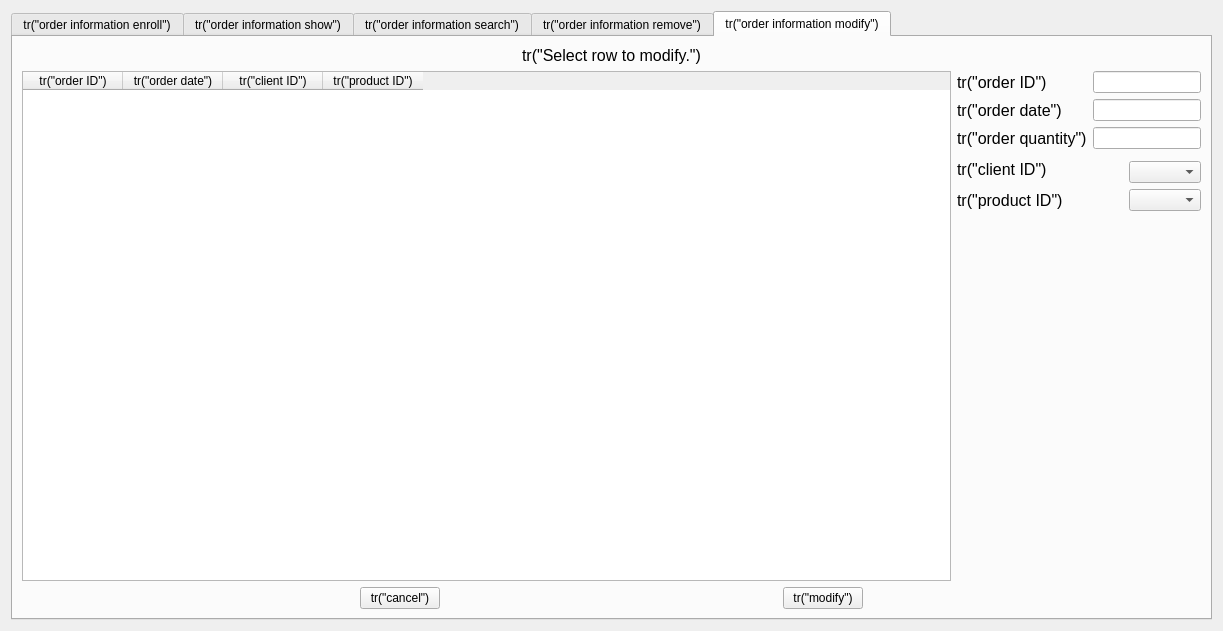
Qt form CSApp/orderhandlerform.ui (ToSaveData/qt_home) before a commit.
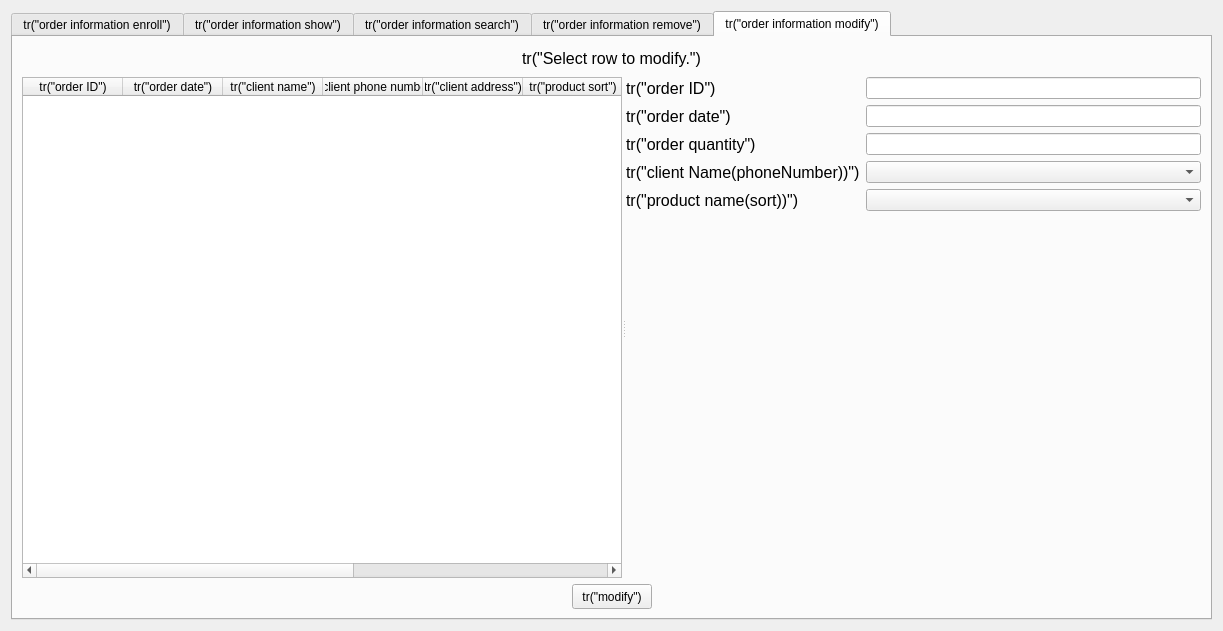
The same form after that commit. The open tabs and pages were chosen to show the change.

What changed in the file:
```diff
--- a/CSApp/orderhandlerform.ui
+++ b/CSApp/orderhandlerform.ui
@@ -13,7 +13,7 @@
   <property name="windowTitle">
    <string>Form</string>
   </property>
-  <layout class="QVBoxLayout" name="verticalLayout_11">
+  <layout class="QVBoxLayout" name="verticalLayout_12">
    <item>
     <widget class="QTabWidget" name="tabWidget">
      <property name="minimumSize">
@@ -649,11 +649,17 @@
       <attribute name="title">
        <string>tr(&quot;order information modify&quot;)</string>
       </attribute>
-      <layout class="QVBoxLayout" name="verticalLayout_12">
+      <layout class="QVBoxLayout" name="verticalLayout_11">
        <item>
         <layout class="QVBoxLayout" name="verticalLayout_10">
          <item>
           <widget class="QLabel" name="infoLabel5">
+           <property name="maximumSize">
+            <size>
+             <width>16777215</width>
+             <height>25</height>
+            </size>
+           </property>
            <property name="font">
             <font>
              <pointsize>12</pointsize>
@@ -671,32 +677,64 @@
           </widget>
          </item>
          <item>
-          <layout class="QHBoxLayout" name="horizontalLayout_6">
-           <item>
-            <widget class="QTableWidget" name="tableWidget5">
-             <column>
-              <property name="text">
-               <string>tr(&quot;order ID&quot;)</string>
-              </property>
-             </column>
-             <column>
-              <property name="text">
-               <string>tr(&quot;order date&quot;)</string>
-              </property>
-             </column>
-             <column>
-              <property name="text">
-               <string>tr(&quot;client ID&quot;)</string>
-              </property>
-             </column>
-             <column>
-              <property name="text">
-               <string>tr(&quot;product ID&quot;)</string>
-              </property>
-             </column>
-            </widget>
-           </item>
-           <item>
+          <widget class="QSplitter" name="splitter">
+           <property name="orientation">
+            <enum>Qt::Horizontal</enum>
+           </property>
+           <widget class="QTableWidget" name="tableWidget5">
+            <property name="minimumSize">
+             <size>
+              <width>600</width>
+              <height>470</height>
+             </size>
+            </property>
+            <column>
+             <property name="text">
+              <string>tr(&quot;order ID&quot;)</string>
+             </property>
+            </column>
+            <column>
+             <property name="text">
+              <string>tr(&quot;order date&quot;)</string>
+             </property>
+            </column>
+            <column>
+             <property name="text">
+              <string>tr(&quot;client name&quot;)</string>
+             </property>
+            </column>
+            <column>
+             <property name="text">
+              <string>tr(&quot;client phone number&quot;)</string>
+             </property>
+            </column>
+            <column>
+             <property name="text">
+              <string>tr(&quot;client address&quot;)</string>
+             </property>
+            </column>
+            <column>
+             <property name="text">
+              <string>tr(&quot;product sort&quot;)</string>
+             </property>
+            </column>
+            <column>
+             <property name="text">
+              <string>tr(&quot;product name&quot;)</string>
+             </property>
+            </column>
+            <column>
+             <property name="text">
+              <string>tr(&quot;product price&quot;)</string>
+             </property>
+            </column>
+            <column>
+             <property name="text">
+              <string>tr(&quot;order quantity&quot;)</string>
+             </property>
+            </column>
+           </widget>
+           <widget class="QWidget" name="">
             <layout class="QVBoxLayout" name="verticalLayout_9">
              <item>
               <layout class="QGridLayout" name="gridLayout_2">
@@ -715,7 +753,7 @@
                  </property>
                 </widget>
                </item>
-               <item row="0" column="1" colspan="2">
+               <item row="0" column="1">
                 <widget class="QLineEdit" name="orderIDLineEdit">
                  <property name="readOnly">
                   <bool>true</bool>
@@ -734,7 +772,7 @@
                  </property>
                 </widget>
                </item>
-               <item row="1" column="1" colspan="2">
+               <item row="1" column="1">
                 <widget class="QLineEdit" name="orderDateLineEdit2"/>
                </item>
                <item row="2" column="0">
@@ -749,38 +787,38 @@
                  </property>
                 </widget>
                </item>
-               <item row="2" column="1" colspan="2">
+               <item row="2" column="1">
                 <widget class="QLineEdit" name="orderQuantityLineEdit2"/>
                </item>
-               <item row="3" column="0" rowspan="2" colspan="2">
-                <widget class="QLabel" name="clientIDLabel2">
+               <item row="3" column="0">
+                <widget class="QLabel" name="clientInfoLabel">
                  <property name="font">
                   <font>
                    <pointsize>12</pointsize>
                   </font>
                  </property>
                  <property name="text">
-                  <string>tr(&quot;client ID&quot;)</string>
+                  <string>tr(&quot;client Name(phoneNumber))&quot;)</string>
                  </property>
                 </widget>
                </item>
-               <item row="4" column="2">
-                <widget class="QComboBox" name="clientIDComboBox2"/>
+               <item row="3" column="1">
+                <widget class="QComboBox" name="clientInfoComboBox"/>
                </item>
-               <item row="5" column="0" colspan="2">
-                <widget class="QLabel" name="productIDLabel2">
+               <item row="4" column="0">
+                <widget class="QLabel" name="productInfoLabel">
                  <property name="font">
                   <font>
                    <pointsize>12</pointsize>
                   </font>
                  </property>
                  <property name="text">
-                  <string>tr(&quot;product ID&quot;)</string>
+                  <string>tr(&quot;product name(sort))&quot;)</string>
                  </property>
                 </widget>
                </item>
-               <item row="5" column="2">
-                <widget class="QComboBox" name="productIDComboBox2"/>
+               <item row="4" column="1">
+                <widget class="QComboBox" name="productInfoComboBox"/>
                </item>
               </layout>
              </item>
@@ -798,8 +836,8 @@
               </spacer>
              </item>
             </layout>
-           </item>
-          </layout>
+           </widget>
+          </widget>
          </item>
          <item>
           <layout class="QHBoxLayout" name="horizontalLayout_5">
@@ -816,28 +854,14 @@
              </property>
             </spacer>
            </item>
-           <item>
-            <widget class="QPushButton" name="cancelPushButton4">
-             <property name="text">
-              <string>tr(&quot;cancel&quot;)</string>
-             </property>
-            </widget>
-           </item>
-           <item>
-            <spacer name="horizontalSpacer_14">
-             <property name="orientation">
-              <enum>Qt::Horizontal</enum>
-             </property>
-             <property name="sizeHint" stdset="0">
-              <size>
-               <width>40</width>
-               <height>20</height>
-              </size>
-             </property>
-            </spacer>
-           </item>
            <item>
             <widget class="QPushButton" name="modifyPushButton">
+             <property name="maximumSize">
+              <size>
+               <width>16777215</width>
+               <height>25</height>
+              </size>
+             </property>
              <property name="text">
               <string>tr(&quot;modify&quot;)</string>
              </property>
@@ -848,6 +872,9 @@
              <property name="orientation">
               <enum>Qt::Horizontal</enum>
              </property>
+             <property name="sizeType">
+              <enum>QSizePolicy::Expanding</enum>
+             </property>
              <property name="sizeHint" stdset="0">
               <size>
                <width>40</width>
```
Left out of the diff: 122 changed lines with no effect on the pictures.
